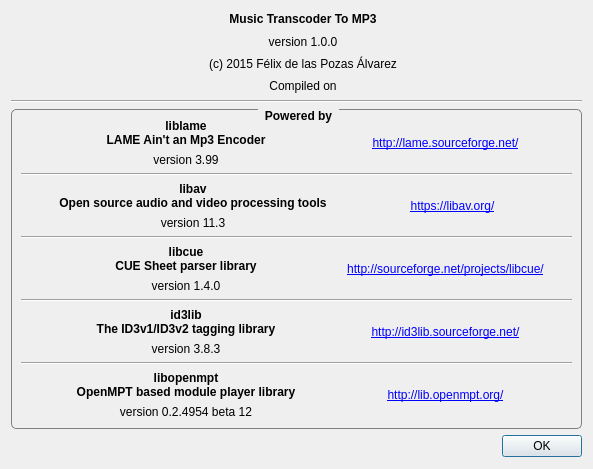
FelixdelasPozas/transcodertomp3, file AboutDialog.ui: the form before one commit.
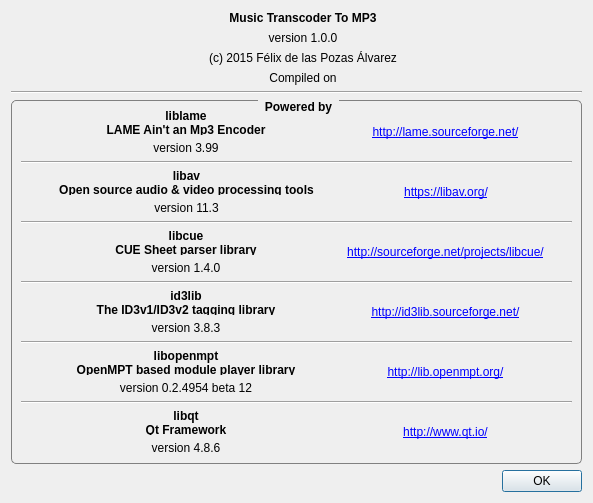
The form after the commit. Icons and pictures are not drawn.

Commit message: Finished about dialog. Fixed MP3Converter not renaming a file if it didn't have a tag. MP3 files are now processed before any other.

Diff of the .ui file:
```diff
--- a/AboutDialog.ui
+++ b/AboutDialog.ui
@@ -7,13 +7,19 @@
     <x>0</x>
     <y>0</y>
     <width>593</width>
-    <height>469</height>
+    <height>503</height>
    </rect>
   </property>
   <property name="minimumSize">
    <size>
     <width>593</width>
-    <height>469</height>
+    <height>503</height>
+   </size>
+  </property>
+  <property name="maximumSize">
+   <size>
+    <width>593</width>
+    <height>511</height>
    </size>
   </property>
   <property name="windowTitle">
@@ -27,7 +33,7 @@
    <item>
     <layout class="QVBoxLayout" name="verticalLayout_2">
      <item>
-      <layout class="QHBoxLayout" name="horizontalLayout">
+      <layout class="QHBoxLayout" name="horizontalLayout" stretch="0,0,1,0">
        <item>
         <spacer name="horizontalSpacer">
          <property name="orientation">
@@ -290,7 +296,7 @@
               </property>
               <property name="text">
                <string>libav
-Open source audio and video processing tools</string>
+Open source audio &amp; video processing tools</string>
               </property>
               <property name="alignment">
                <set>Qt::AlignCenter</set>
@@ -540,6 +546,83 @@
           </item>
          </layout>
         </item>
+        <item>
+         <widget class="Line" name="line_6">
+          <property name="orientation">
+           <enum>Qt::Horizontal</enum>
+          </property>
+         </widget>
+        </item>
+        <item>
+         <layout class="QHBoxLayout" name="horizontalLayout_7">
+          <property name="topMargin">
+           <number>0</number>
+          </property>
+          <item>
+           <widget class="QLabel" name="label_3">
+            <property name="maximumSize">
+             <size>
+              <width>32</width>
+              <height>32</height>
+             </size>
+            </property>
+            <property name="text">
+             <string/>
+            </property>
+            <property name="pixmap">
+             <pixmap resource="rsc/resources.qrc">:/MusicConverter/qt.ico</pixmap>
+            </property>
+            <property name="scaledContents">
+             <bool>true</bool>
+            </property>
+           </widget>
+          </item>
+          <item>
+           <layout class="QVBoxLayout" name="verticalLayout_4">
+            <item>
+             <widget class="QLabel" name="label_26">
+              <property name="font">
+               <font>
+                <weight>75</weight>
+                <bold>true</bold>
+               </font>
+              </property>
+              <property name="text">
+               <string>libqt
+Qt Framework</string>
+              </property>
+              <property name="alignment">
+               <set>Qt::AlignCenter</set>
+              </property>
+             </widget>
+            </item>
+            <item>
+             <widget class="QLabel" name="label_27">
+              <property name="text">
+               <string>version 4.8.6</string>
+              </property>
+              <property name="alignment">
+               <set>Qt::AlignCenter</set>
+              </property>
+             </widget>
+            </item>
+           </layout>
+          </item>
+          <item>
+           <widget class="QLabel" name="label_7">
+            <property name="text">
+             <string>&lt;a href=&quot;http://www.qt.io/&quot;&gt;http://www.qt.io/&lt;/a&gt;</string>
+            </property>
+            <property name="alignment">
+             <set>Qt::AlignCenter</set>
+            </property>
+            <property name="openExternalLinks">
+             <bool>true</bool>
+            </property>
+           </widget>
+          </item>
+         </layout>
+        </item>
        </layout>
       </widget>
      </item>
```
Left out of the diff: 2 changed lines with no effect on the pictures. The commit also changes 8 other files.
